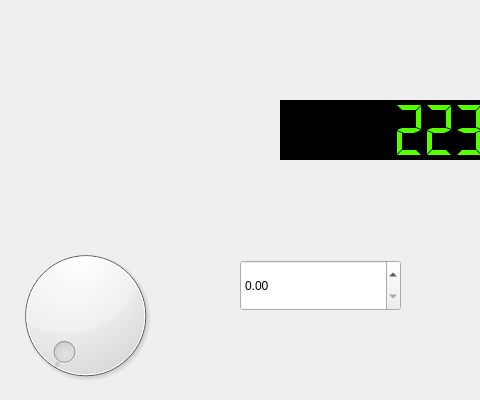
Qt form demo/tablero.ui (Subtes/proyecto_subtes) before a commit; both pictures show x 0 to 480 and y 200 to 600 of the 800 by 600 pixel window.
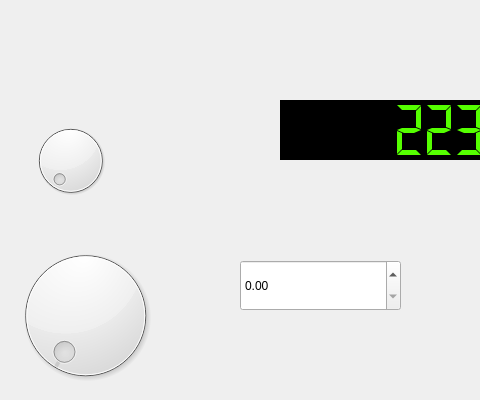
The same form after that commit. Icons and pictures are not drawn. Custom widgets are drawn as their Qt base class.

Commit message: v0.1 -Version andando completa de Hombre Vivo Hombre Muerto

What changed in the file:
```diff
--- a/demo/tablero.ui
+++ b/demo/tablero.ui
@@ -134,6 +134,19 @@
      </rect>
     </property>
    </widget>
+   <widget class="QDial" name="dial_HombreVivoHombreMuerto">
+    <property name="geometry">
+     <rect>
+      <x>30</x>
+      <y>320</y>
+      <width>81</width>
+      <height>81</height>
+     </rect>
+    </property>
+    <property name="maximum">
+     <number>1</number>
+    </property>
+   </widget>
   </widget>
  </widget>
  <layoutdefault spacing="6" margin="11"/>
```
The commit also changes 11 other files.
